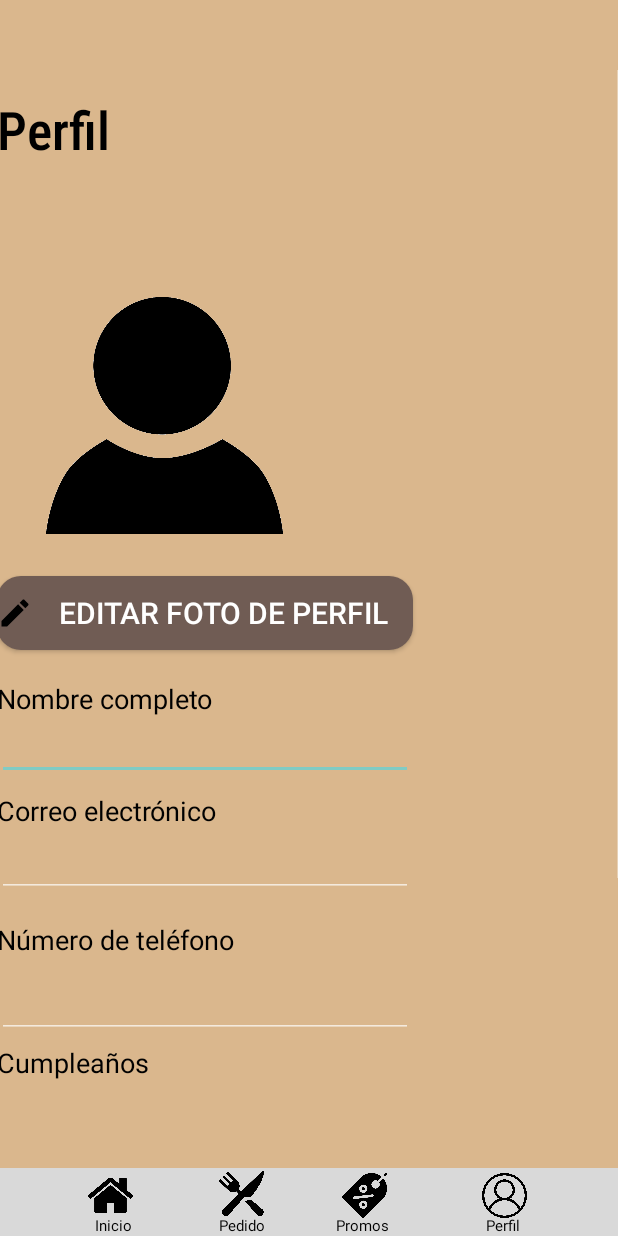
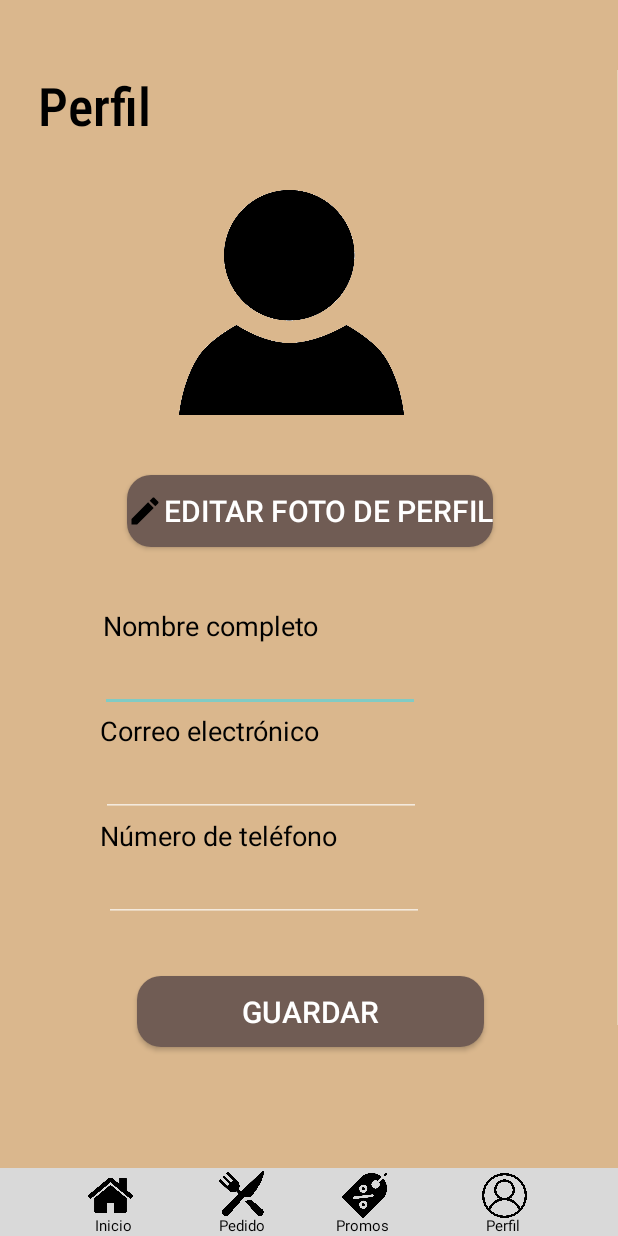
Before and after one commit to LuisLagunez/CoffePlace, an Android app: the PerfilActivity screen opened directly, with no data from a screen before it, on a phone screen of 412 x 824 dp. Run offline under Robolectric (Android 15) with nearby library versions, the phone set to English and light mode, and no system bars.

Commit message:
Se alinearon los elementos del activity_perfil.xml y se creó el activity_noticias.xml

```diff
--- a/app/src/main/AndroidManifest.xml
+++ b/app/src/main/AndroidManifest.xml
@@ -2,7 +2,7 @@
 <manifest xmlns:android="http://schemas.android.com/apk/res/android"
     xmlns:tools="http://schemas.android.com/tools">
 
-    <uses-permission android:name="android.permission.INTERNET"></uses-permission>
+    <uses-permission android:name="android.permission.INTERNET" />
 
     <application
         android:allowBackup="true"
@@ -14,6 +14,9 @@
         android:supportsRtl="true"
         android:theme="@style/Theme.AppCompat.NoActionBar"
         tools:targetApi="31">
+        <activity
+            android:name=".LoginNoticias"
+            android:exported="false" />
         <activity
             android:name=".PerfilActivity"
             android:exported="false" />
--- /dev/null
+++ b/app/src/main/java/com/example/proyecto/LoginNoticias.java
@@ -0,0 +1,14 @@
+package com.example.proyecto;
+
+import androidx.appcompat.app.AppCompatActivity;
+
+import android.os.Bundle;
+
+public class LoginNoticias extends AppCompatActivity {
+
+    @Override
+    protected void onCreate(Bundle savedInstanceState) {
+        super.onCreate(savedInstanceState);
+        setContentView(R.layout.activity_noticias);
+    }
+}
--- /dev/null
+++ b/app/src/main/res/layout/activity_noticias.xml
@@ -0,0 +1,9 @@
+<?xml version="1.0" encoding="utf-8"?>
+<androidx.constraintlayout.widget.ConstraintLayout xmlns:android="http://schemas.android.com/apk/res/android"
+    xmlns:app="http://schemas.android.com/apk/res-auto"
+    xmlns:tools="http://schemas.android.com/tools"
+    android:layout_width="match_parent"
+    android:layout_height="match_parent"
+    tools:context=".LoginNoticias">
+
+</androidx.constraintlayout.widget.ConstraintLayout>
--- a/app/src/main/res/layout/activity_perfil.xml
+++ b/app/src/main/res/layout/activity_perfil.xml
@@ -15,7 +15,7 @@
         app:layout_constraintStart_toStartOf="parent"
         app:layout_constraintTop_toTopOf="parent">
 
-        <LinearLayout
+        <androidx.constraintlayout.widget.ConstraintLayout
             android:id="@+id/linearLayout3"
             android:layout_width="match_parent"
             android:layout_height="wrap_content"
@@ -25,7 +25,6 @@
                 android:id="@+id/tvUsuarioPerfil"
                 android:layout_width="wrap_content"
                 android:layout_height="wrap_content"
-                android:layout_marginTop="16dp"
                 android:fontFamily="sans-serif-condensed-medium"
                 android:text="@string/perfil"
                 android:textColor="#000000"
@@ -37,19 +36,21 @@
 
             <ImageView
                 android:id="@+id/tvImagenUsuarioPerfil"
-                android:layout_width="223dp"
-                android:layout_height="158dp"
-                android:layout_marginTop="88dp"
+                android:layout_width="250dp"
+                android:layout_height="150dp"
+                android:layout_marginTop="80dp"
+                android:baselineAligned="false"
                 android:src="@drawable/usuario_perfil"
                 app:layout_constraintEnd_toEndOf="parent"
+                app:layout_constraintHorizontal_bias="0.428"
                 app:layout_constraintStart_toStartOf="parent"
                 app:layout_constraintTop_toTopOf="parent" />
 
             <Button
                 android:id="@+id/btnEditarFotoUsuarioPerfil"
-                android:layout_width="277dp"
-                android:layout_height="49dp"
-                android:layout_marginTop="28dp"
+                android:layout_width="wrap_content"
+                android:layout_height="wrap_content"
+                android:layout_marginTop="40dp"
                 android:background="@drawable/button_rounded"
                 android:backgroundTint="#705C54"
                 android:drawableStart="@drawable/lapiz"
@@ -63,7 +64,7 @@
                 android:id="@+id/tvNombreUsuarioPerfil"
                 android:layout_width="wrap_content"
                 android:layout_height="wrap_content"
-                android:layout_marginTop="20dp"
+                android:layout_marginTop="40dp"
                 android:text="@string/nombre"
                 android:textColor="#000000"
                 android:textSize="18sp"
@@ -74,13 +75,12 @@
 
             <EditText
                 android:id="@+id/etNombreUsuarioPerfil"
-                android:layout_width="277dp"
-                android:layout_height="42dp"
-                android:layout_marginEnd="10dp"
+                android:layout_width="wrap_content"
+                android:layout_height="wrap_content"
                 android:ems="10"
                 android:inputType="text"
                 app:layout_constraintEnd_toEndOf="parent"
-                app:layout_constraintHorizontal_bias="0.575"
+                app:layout_constraintHorizontal_bias="0.338"
                 app:layout_constraintStart_toStartOf="parent"
                 app:layout_constraintTop_toBottomOf="@+id/tvNombreUsuarioPerfil" />
 
@@ -88,7 +88,6 @@
                 android:id="@+id/tvEmailUsuarioPerfil"
                 android:layout_width="wrap_content"
                 android:layout_height="wrap_content"
-                android:layout_marginTop="8dp"
                 android:text="@string/email"
                 android:textColor="#000000"
                 android:textSize="18sp"
@@ -99,9 +98,8 @@
 
             <EditText
                 android:id="@+id/etUsuarioPerfil"
-                android:layout_width="277dp"
+                android:layout_width="wrap_content"
                 android:layout_height="wrap_content"
-                android:layout_marginEnd="10dp"
                 android:ems="10"
                 android:inputType="text"
                 app:layout_constraintEnd_toEndOf="parent"
@@ -113,7 +111,6 @@
                 android:id="@+id/tvTelefonoUsuarioPerfil"
                 android:layout_width="wrap_content"
                 android:layout_height="wrap_content"
-                android:layout_marginTop="16dp"
                 android:text="@string/telefono"
                 android:textColor="#000000"
                 android:textSize="18sp"
@@ -124,10 +121,8 @@
 
             <EditText
                 android:id="@+id/etTelefonoUsuarioPerfil"
-                android:layout_width="277dp"
+                android:layout_width="wrap_content"
                 android:layout_height="wrap_content"
-                android:layout_marginTop="8dp"
-                android:layout_marginEnd="20dp"
                 android:ems="10"
                 android:inputType="text"
                 app:layout_constraintEnd_toEndOf="parent"
@@ -135,58 +130,35 @@
                 app:layout_constraintStart_toStartOf="parent"
                 app:layout_constraintTop_toBottomOf="@+id/tvTelefonoUsuarioPerfil" />
 
-            <TextView
-                android:id="@+id/tvCumpleanosUsuarioPerfil"
-                android:layout_width="wrap_content"
-                android:layout_height="wrap_content"
-                android:layout_marginTop="4dp"
-                android:text="@string/cumpleanos"
-                android:textColor="#000000"
-                android:textSize="18sp"
-                app:layout_constraintEnd_toEndOf="parent"
-                app:layout_constraintHorizontal_bias="0.215"
-                app:layout_constraintStart_toStartOf="parent"
-                app:layout_constraintTop_toBottomOf="@+id/etTelefonoUsuarioPerfil" />
-
-            <EditText
-                android:id="@+id/etCumpleanosUsuarioPerfil"
-                android:layout_width="277dp"
-                android:layout_height="wrap_content"
-                android:layout_marginEnd="20dp"
-                android:ems="10"
-                android:inputType="text"
-                app:layout_constraintEnd_toEndOf="parent"
-                app:layout_constraintHorizontal_bias="0.348"
-                app:layout_constraintStart_toStartOf="parent"
-                app:layout_constraintTop_toBottomOf="@+id/tvCumpleanosUsuarioPerfil" />
-
             <Button
                 android:id="@+id/btnGuardarCambiosUsuarioPerfil"
-                android:layout_width="277dp"
-                android:layout_height="49dp"
-                android:layout_marginTop="28dp"
+                android:layout_width="231dp"
+                android:layout_height="47dp"
+                android:layout_marginTop="36dp"
                 android:background="@drawable/button_rounded"
                 android:backgroundTint="#705C54"
                 android:text="@string/guardar"
                 android:textSize="20sp"
                 app:layout_constraintEnd_toEndOf="parent"
                 app:layout_constraintStart_toStartOf="parent"
-                app:layout_constraintTop_toBottomOf="@+id/tvImagenUsuarioPerfil" />
+                app:layout_constraintTop_toBottomOf="@+id/etTelefonoUsuarioPerfil" />
 
             <Button
                 android:id="@+id/btnCerrarSesionUsuarioPerfil"
                 android:layout_width="150dp"
-                android:layout_height="49dp"
-                android:layout_marginTop="28dp"
+                android:layout_height="wrap_content"
+                android:layout_marginTop="40dp"
+                android:layout_marginBottom="1000dp"
                 android:background="@drawable/button_rounded"
                 android:backgroundTint="#A82020"
                 android:text="@string/cerrarsesion"
                 android:textSize="16sp"
                 app:layout_constraintEnd_toEndOf="parent"
+                app:layout_constraintHorizontal_bias="1.0"
                 app:layout_constraintStart_toStartOf="parent"
-                app:layout_constraintTop_toBottomOf="@+id/tvImagenUsuarioPerfil" />
+                app:layout_constraintTop_toBottomOf="@+id/btnGuardarCambiosUsuarioPerfil" />
 
-        </LinearLayout>
+        </androidx.constraintlayout.widget.ConstraintLayout>
 
     </ScrollView>
 
```
